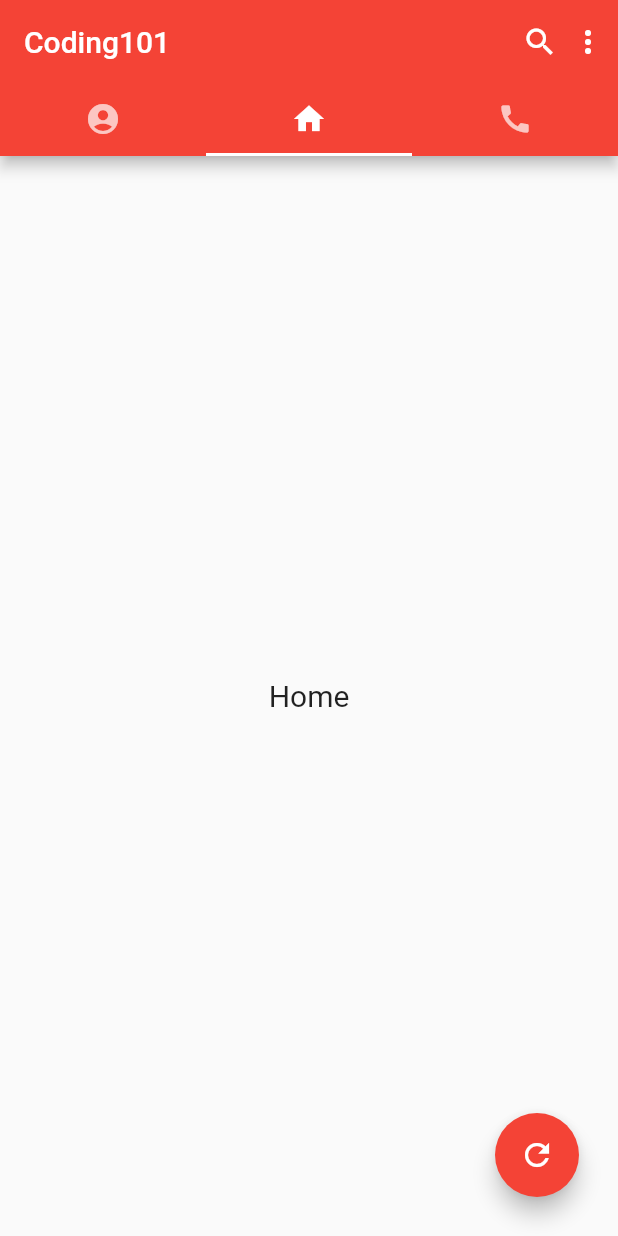
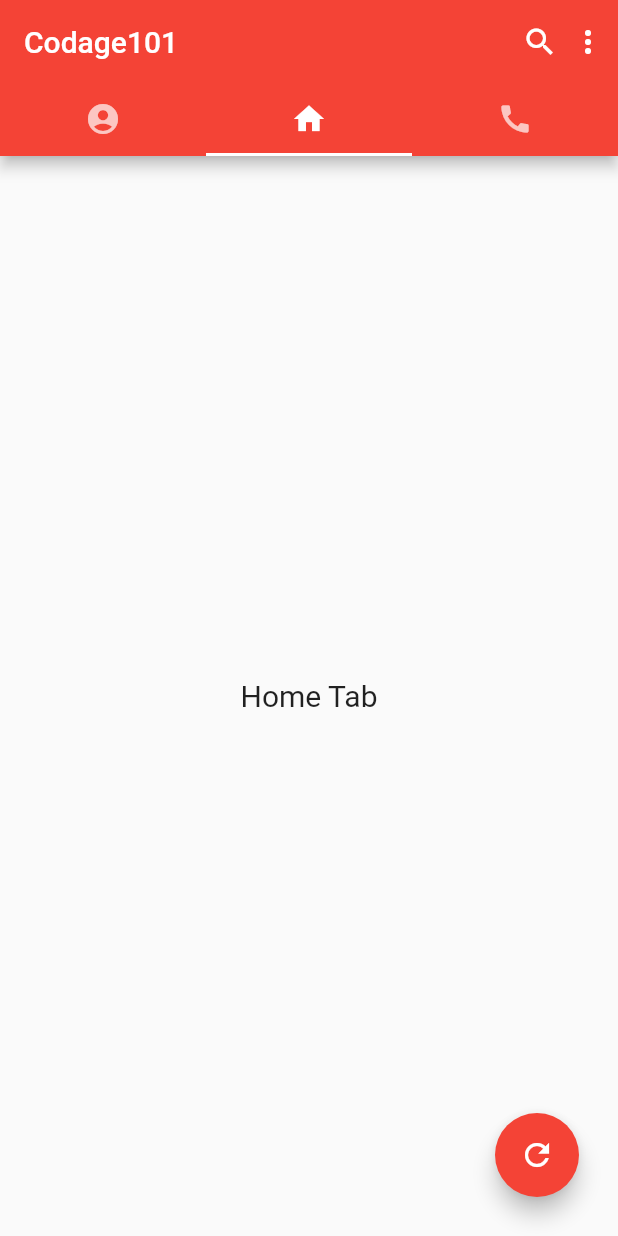
Before and after one commit to Code-Learn-Work/codage101-app, a Flutter app: the screen it shows after launch, on a phone screen of 412 x 824 dp. Run offline on Flutter 3.47's test engine with Material 2 defaults, Android fonts, the phone set to English and light mode, and no system bars.

Commit message:
Codage101 app

```diff
--- a/lib/main.dart
+++ b/lib/main.dart
@@ -35,7 +35,7 @@ class _HomePageState extends State<HomePage> with SingleTickerProviderStateMixin
     return Scaffold(
       appBar: new AppBar(
         backgroundColor: Colors.red,
-        title: Text("Coding101"),
+        title: Text("Codage101"),
         actions: <Widget>[
           Padding(
             padding: const EdgeInsets.all(8.0),
--- a/lib/pages/bio_screen.dart
+++ b/lib/pages/bio_screen.dart
@@ -5,7 +5,7 @@ class BioScreen extends StatelessWidget {
   Widget build(BuildContext context) {
     return Center(
       child: Text(
-        "Bio",
+        "Bio Tab",
         style: TextStyle(
           fontSize: 20.0
         ),
--- a/lib/pages/contact_screen.dart
+++ b/lib/pages/contact_screen.dart
@@ -10,7 +10,7 @@ class _ContactScreenState extends State<ContactScreen> {
   Widget build(BuildContext context) {
     return Center(
       child: Text(
-        "Contact",
+        "Contact Tab",
         style: TextStyle(
           fontSize: 20.0
         ),
--- a/lib/pages/home_screen.dart
+++ b/lib/pages/home_screen.dart
@@ -5,7 +5,7 @@ class HomeScreen extends StatelessWidget {
   Widget build(BuildContext context) {
     return Center(
       child: Text(
-        "Home",
+        "Home Tab",
         style: TextStyle(
           fontSize: 20.0
         ),
```
